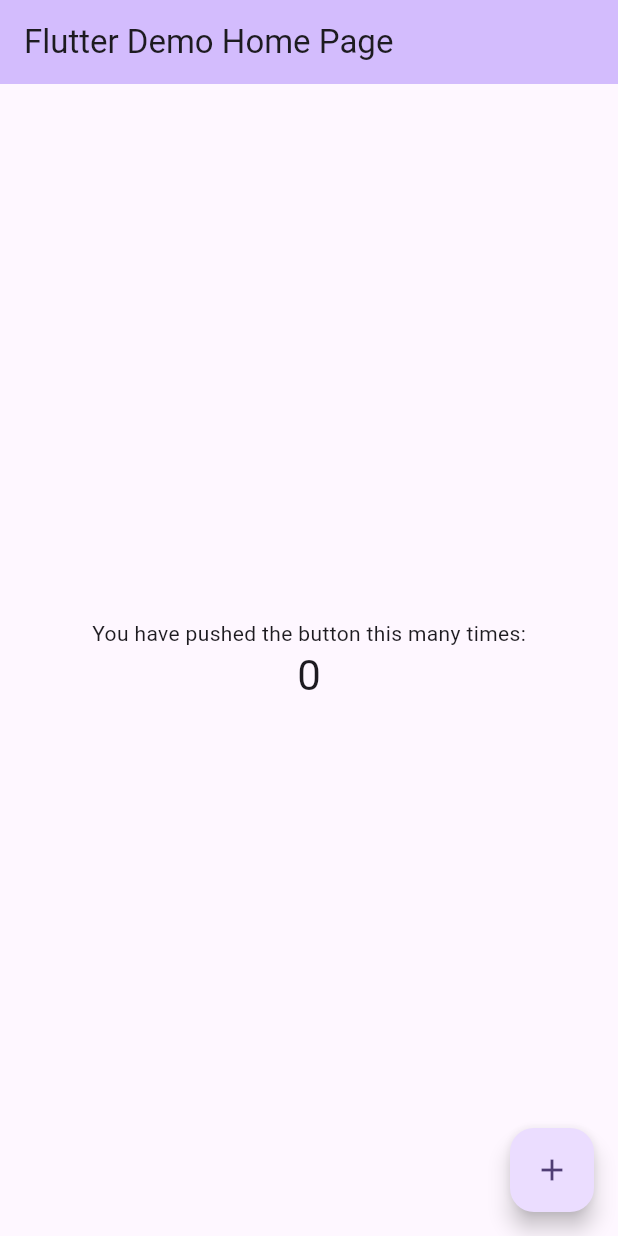
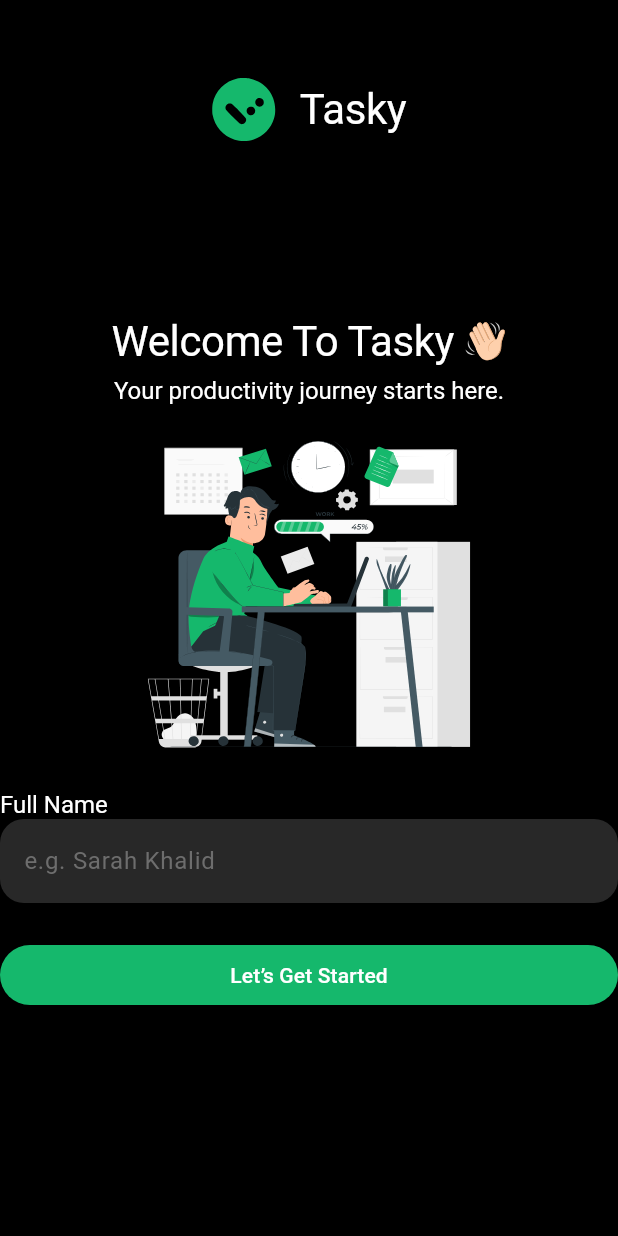
Before and after one commit to maiaboelmagde/Tasky_App, a Flutter app: the screen it shows after launch, on a phone screen of 412 x 824 dp. Run offline on Flutter 3.47's test engine with Material 3 defaults, Android fonts, the phone set to English and light mode, and no system bars; our stand-ins replace flutter_svg; Roboto replaces fonts that are missing (Plus Jakarta Sans).

Commit message:
SetupScreen & HomeScreen

```diff
--- a/tasky_app/lib/main.dart
+++ b/tasky_app/lib/main.dart
@@ -1,4 +1,5 @@
 import 'package:flutter/material.dart';
+import 'package:tasky_app/screens/startup_screen.dart';
 
 void main() {
   runApp(const MyApp());
@@ -7,116 +8,67 @@ void main() {
 class MyApp extends StatelessWidget {
   const MyApp({super.key});
 
-  // This widget is the root of your application.
   @override
   Widget build(BuildContext context) {
     return MaterialApp(
-      title: 'Flutter Demo',
+      home: StartupScreen(),
       theme: ThemeData(
-        // This is the theme of your application.
-        //
-        // TRY THIS: Try running your application with "flutter run". You'll see
-        // the application has a purple toolbar. Then, without quitting the app,
-        // try changing the seedColor in the colorScheme below to Colors.green
-        // and then invoke "hot reload" (save your changes or press the "hot
-        // reload" button in a Flutter-supported IDE, or press "r" if you used
-        // the command line to start the app).
-        //
-        // Notice that the counter didn't reset back to zero; the application
-        // state is not lost during the reload. To reset the state, use hot
-        // restart instead.
-        //
-        // This works for code too, not just values: Most code changes can be
-        // tested with just a hot reload.
-        colorScheme: ColorScheme.fromSeed(seedColor: Colors.deepPurple),
+        fontFamily:'Plus Jakarta Sans',
+        scaffoldBackgroundColor: Colors.black,
+        splashColor: Colors.black,
+        elevatedButtonTheme: ElevatedButtonThemeData(
+          style: ButtonStyle(
+            backgroundColor: WidgetStatePropertyAll(
+              Color.fromRGBO(21, 184, 108, 1),
+            ),
+            foregroundColor: WidgetStatePropertyAll(Colors.white),
+          ),
+        ),
+        textTheme: TextTheme(
+
+          displayLarge: TextStyle(
+            fontWeight: FontWeight.w400,
+            fontSize: 28,
+            color: Colors.white,
+          ),
+          displayMedium: TextStyle(
+            fontSize: 16,
+            color: Colors.white,
+          ),
+          displaySmall: TextStyle(
+            fontSize: 14,
+            color: Colors.white,
+          ),
+          bodySmall: TextStyle(
+            fontSize: 14,
+            color: Color.fromRGBO(198, 198, 198, 1),
+          ),
+          headlineLarge: TextStyle(
+            fontSize: 32,
+            color: Colors.white
+          )
+
+        ),
+        inputDecorationTheme: InputDecorationTheme(
+          border: OutlineInputBorder(borderRadius: BorderRadius.circular(16)),
+          enabledBorder: OutlineInputBorder(
+            borderRadius: BorderRadius.circular(16),
+            borderSide: BorderSide(color: Colors.transparent),
+          ),
+          hintStyle: TextStyle(
+            fontSize: 16,
+            fontFamily: 'Plus Jakarta Sans',
+            color: Color.fromRGBO(109, 109, 109, 1),
+          ),
+          filled: true,
+          fillColor: Color.fromRGBO(40, 40, 40, 1),
+        ),
+        floatingActionButtonTheme: FloatingActionButtonThemeData(
+          backgroundColor: Color.fromRGBO(21, 184, 108, 1),
+        )
       ),
-      home: const MyHomePage(title: 'Flutter Demo Home Page'),
+
+      debugShowCheckedModeBanner: false,
     );
   }
 }
-
-class MyHomePage extends StatefulWidget {
-  const MyHomePage({super.key, required this.title});
-
-  // This widget is the home page of your application. It is stateful, meaning
-  // that it has a State object (defined below) that contains fields that affect
-  // how it looks.
-
-  // This class is the configuration for the state. It holds the values (in this
-  // case the title) provided by the parent (in this case the App widget) and
-  // used by the build method of the State. Fields in a Widget subclass are
-  // always marked "final".
-
-  final String title;
-
-  @override
-  State<MyHomePage> createState() => _MyHomePageState();
-}
-
-class _MyHomePageState extends State<MyHomePage> {
-  int _counter = 0;
-
-  void _incrementCounter() {
-    setState(() {
-      // This call to setState tells the Flutter framework that something has
-      // changed in this State, which causes it to rerun the build method below
-      // so that the display can reflect the updated values. If we changed
-      // _counter without calling setState(), then the build method would not be
-      // called again, and so nothing would appear to happen.
-      _counter++;
-    });
-  }
-
-  @override
-  Widget build(BuildContext context) {
-    // This method is rerun every time setState is called, for instance as done
-    // by the _incrementCounter method above.
-    //
-    // The Flutter framework has been optimized to make rerunning build methods
-    // fast, so that you can just rebuild anything that needs updating rather
-    // than having to individually change instances of widgets.
-    return Scaffold(
-      appBar: AppBar(
-        // TRY THIS: Try changing the color here to a specific color (to
-        // Colors.amber, perhaps?) and trigger a hot reload to see the AppBar
-        // change color while the other colors stay the same.
-        backgroundColor: Theme.of(context).colorScheme.inversePrimary,
-        // Here we take the value from the MyHomePage object that was created by
-        // the App.build method, and use it to set our appbar title.
-        title: Text(widget.title),
-      ),
-      body: Center(
-        // Center is a layout widget. It takes a single child and positions it
-        // in the middle of the parent.
-        child: Column(
-          // Column is also a layout widget. It takes a list of children and
-          // arranges them vertically. By default, it sizes itself to fit its
-          // children horizontally, and tries to be as tall as its parent.
-          //
-          // Column has various properties to control how it sizes itself and
-          // how it positions its children. Here we use mainAxisAlignment to
-          // center the children vertically; the main axis here is the vertical
-          // axis because Columns are vertical (the cross axis would be
-          // horizontal).
-          //
-          // TRY THIS: Invoke "debug painting" (choose the "Toggle Debug Paint"
-          // action in the IDE, or press "p" in the console), to see the
-          // wireframe for each widget.
-          mainAxisAlignment: MainAxisAlignment.center,
-          children: <Widget>[
-            const Text('You have pushed the button this many times:'),
-            Text(
-              '$_counter',
-              style: Theme.of(context).textTheme.headlineMedium,
-            ),
-          ],
-        ),
-      ),
-      floatingActionButton: FloatingActionButton(
-        onPressed: _incrementCounter,
-        tooltip: 'Increment',
-        child: const Icon(Icons.add),
-      ), // This trailing comma makes auto-formatting nicer for build methods.
-    );
-  }
-}
--- /dev/null
+++ b/tasky_app/lib/screens/startup_screen.dart
@@ -0,0 +1,82 @@
+import 'package:flutter/material.dart';
+import 'package:flutter_svg/flutter_svg.dart';
+import 'package:tasky_app/screens/home_screen.dart';
+
+class StartupScreen extends StatelessWidget {
+  const StartupScreen({super.key});
+
+  @override
+  Widget build(BuildContext context) {
+    return Scaffold(
+      body: ListView(
+        children: [Column(
+          crossAxisAlignment: CrossAxisAlignment.center,
+          children: [
+            SizedBox(height: 52,),
+            Row(
+              mainAxisAlignment: MainAxisAlignment.center,
+              spacing: 16,
+              children: [
+                SvgPicture.asset('assets/images/logo.svg'),
+                Text('Tasky', style: Theme.of(context).textTheme.displayLarge),
+              ],
+            ),
+
+            SizedBox(height: 118,),
+            Row(
+              mainAxisAlignment: MainAxisAlignment.center,
+              children: [
+                Text(
+                  'Welcome To Tasky ',
+                  style: Theme.of(context).textTheme.displayLarge,
+                ),
+                SvgPicture.asset('assets/images/waving.svg'),
+              ],
+            ),
+            SizedBox(height: 8,),
+
+            Text(
+              'Your productivity journey starts here.',
+              style: Theme.of(context).textTheme.displayMedium,
+            ),
+            SizedBox(height: 24,),
+            SvgPicture.asset(
+              'assets/images/pana.svg',
+              width: 215,
+              height: 205,
+            ),
+            SizedBox(height: 28,),
+            Row(
+              children: [
+                Text(
+                  'Full Name',
+                  style: Theme.of(context).textTheme.displayMedium,
+                ),
+              ],
+            ),
+            TextField(
+              decoration: InputDecoration(
+                border: OutlineInputBorder(),
+                hintText: 'e.g. Sarah Khalid',
+
+              ),
+            ),
+            SizedBox(height: 24,),
+            SizedBox(
+              width: double.infinity,
+              child: ElevatedButton(
+                onPressed: () {
+                  Navigator.push(context, MaterialPageRoute(builder: (context){
+                    return Homescreen();
+                  }));
+                },
+                child: Text('Let’s Get Started'),
+              ),
+            ),
+          ],
+        ),
+        ]
+      ),
+    );
+  }
+}
--- a/tasky_app/pubspec.yaml
+++ b/tasky_app/pubspec.yaml
@@ -34,6 +34,7 @@ dependencies:
   # The following adds the Cupertino Icons font to your application.
   # Use with the CupertinoIcons class for iOS style icons.
   cupertino_icons: ^1.0.8
+  flutter_svg: ^2.1.0
 
 dev_dependencies:
   flutter_test:
@@ -58,8 +59,8 @@ flutter:
   uses-material-design: true
 
   # To add assets to your application, add an assets section, like this:
-  # assets:
-  #   - images/a_dot_burr.jpeg
+  assets:
+    - assets/images/
   #   - images/a_dot_ham.jpeg
 
   # An image asset can refer to one or more resolution-specific "variants", see
```
Also changed, not shown: tasky_app/lib/screens/home_screen.dart (added, +89 -0 lines), tasky_app/assets/images/logo.svg (added), tasky_app/assets/images/pana.svg (added), tasky_app/assets/images/personalAvatar.png (added), tasky_app/assets/images/sun.png (added), tasky_app/assets/images/waving.svg (added), tasky_app/pubspec.lock.
